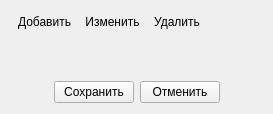
This is src/plugins/modeleride/propentity.ui in rdnvndr/raindrop as Qt 5 draws it before an edit. The edited form follows.
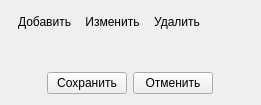
This is the edited form. Icons and pictures are not drawn. Custom widgets are drawn as their Qt base class.

Commit message: Обновлена форма редактирования единиц измерения

```diff
--- a/src/plugins/modeleride/propentity.ui
+++ b/src/plugins/modeleride/propentity.ui
@@ -6,8 +6,8 @@
    <rect>
     <x>0</x>
     <y>0</y>
-    <width>273</width>
-    <height>114</height>
+    <width>261</width>
+    <height>105</height>
    </rect>
   </property>
   <property name="windowTitle">
@@ -104,21 +104,10 @@
     </layout>
    </item>
    <item>
-    <widget class="MsrEntityWidget" name="msrEntityWidget" native="true">
-     <layout class="QGridLayout" name="gridLayout"/>
-    </widget>
+    <widget class="MsrEntityWidget" name="msrEntityWidget" native="true"/>
    </item>
    <item>
-    <widget class="MsrUnitWidget" name="msrUnitWidget" native="true">
-     <layout class="QVBoxLayout" name="verticalLayout">
-      <property name="spacing">
-       <number>5</number>
-      </property>
-      <property name="margin">
-       <number>5</number>
-      </property>
-     </layout>
-    </widget>
+    <widget class="MsrUnitWidget" name="msrUnitWidget" native="true"/>
    </item>
    <item>
     <layout class="QHBoxLayout" name="horizontalLayoutPropSave">
```
The commit also changes 3 other files.
